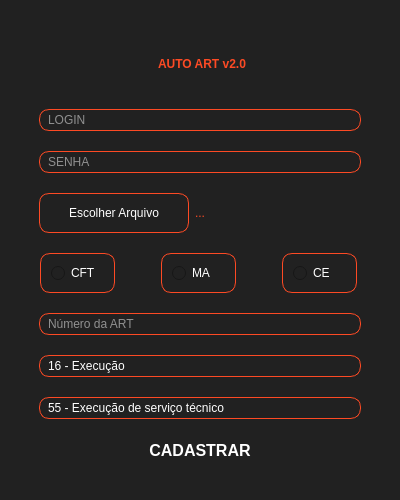
agil-engenharia-dev/cadastro-art, file app/qt/form.ui: the form before one commit.
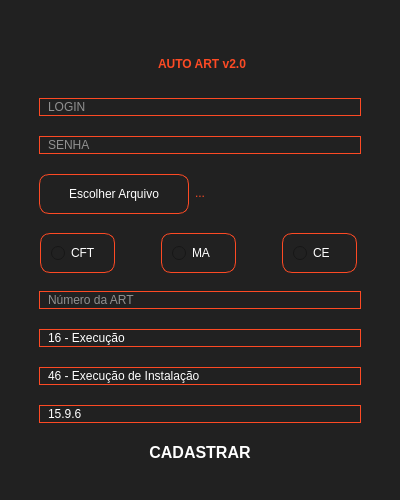
The form after the commit.

Commit message: feat: add atuacao field to form and update related logic for improved data handling and user input validation

```diff
--- a/app/qt/form.ui
+++ b/app/qt/form.ui
@@ -319,7 +319,7 @@
 color:#fff     </string>
         </property>
         <property name="placeholderText">
-         <string>Nível (ex: 16 - Execução)</string>
+         <string>Nível (ex: 16 ou 16 - Execução)</string>
         </property>
         <property name="text">
          <string>16 - Execução</string>
@@ -341,10 +341,32 @@
 color:#fff     </string>
         </property>
         <property name="placeholderText">
-         <string>Atividade profissional (ex: 55 - Execução de serviço técnico)</string>
+         <string>Atividade profissional (ex: 46 ou 46 - Execução de Instalação)</string>
         </property>
         <property name="text">
-         <string>55 - Execução de serviço técnico</string>
+         <string>46 - Execução de Instalação</string>
+        </property>
+       </widget>
+      </item>
+      <item>
+       <widget class="QLineEdit" name="lineEdit_atuacao">
+        <property name="maximumSize">
+         <size>
+          <width>16777215</width>
+          <height>40</height>
+         </size>
+        </property>
+        <property name="styleSheet">
+         <string notr="true"> border: 1px solid #fd4a24;
+border-radius:10px;
+padding-left:6px;
+color:#fff     </string>
+        </property>
+        <property name="placeholderText">
+         <string>Atuação (ex: 15.9.6)</string>
+        </property>
+        <property name="text">
+         <string>15.9.6</string>
         </property>
        </widget>
       </item>
```
The commit also changes 5 other files.
